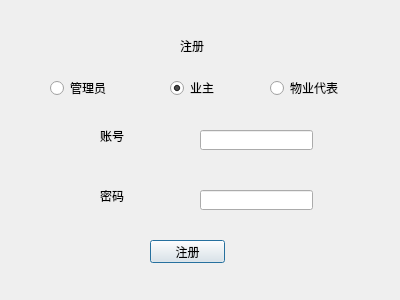
First picture: the form in Register.ui, repository Arsene-W/SQLCD, before the edit.
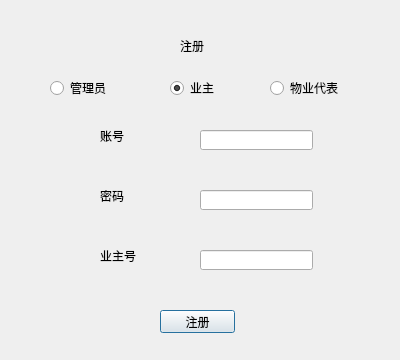
Second picture: the form after the edit.

Commit message: 注册需业主号 V8

What changed in the file:
```diff
--- a/Register.ui
+++ b/Register.ui
@@ -7,7 +7,7 @@
     <x>0</x>
     <y>0</y>
     <width>400</width>
-    <height>300</height>
+    <height>360</height>
    </rect>
   </property>
   <property name="windowTitle">
@@ -97,8 +97,8 @@
   <widget class="QPushButton" name="pushButton">
    <property name="geometry">
     <rect>
-     <x>150</x>
-     <y>240</y>
+     <x>160</x>
+     <y>310</y>
      <width>75</width>
      <height>23</height>
     </rect>
@@ -133,6 +133,32 @@
     <string>密码</string>
    </property>
   </widget>
+  <widget class="QLabel" name="label_4">
+   <property name="geometry">
+    <rect>
+     <x>100</x>
+     <y>250</y>
+     <width>54</width>
+     <height>12</height>
+    </rect>
+   </property>
+   <property name="text">
+    <string>业主号</string>
+   </property>
+  </widget>
+  <widget class="QLineEdit" name="lineEdit_3">
+   <property name="enabled">
+    <bool>true</bool>
+   </property>
+   <property name="geometry">
+    <rect>
+     <x>200</x>
+     <y>250</y>
+     <width>113</width>
+     <height>20</height>
+    </rect>
+   </property>
+  </widget>
  </widget>
  <resources/>
  <connections/>
```
Left out of the diff: 2 changed lines with no effect on the pictures. The commit also changes 8 other files.
